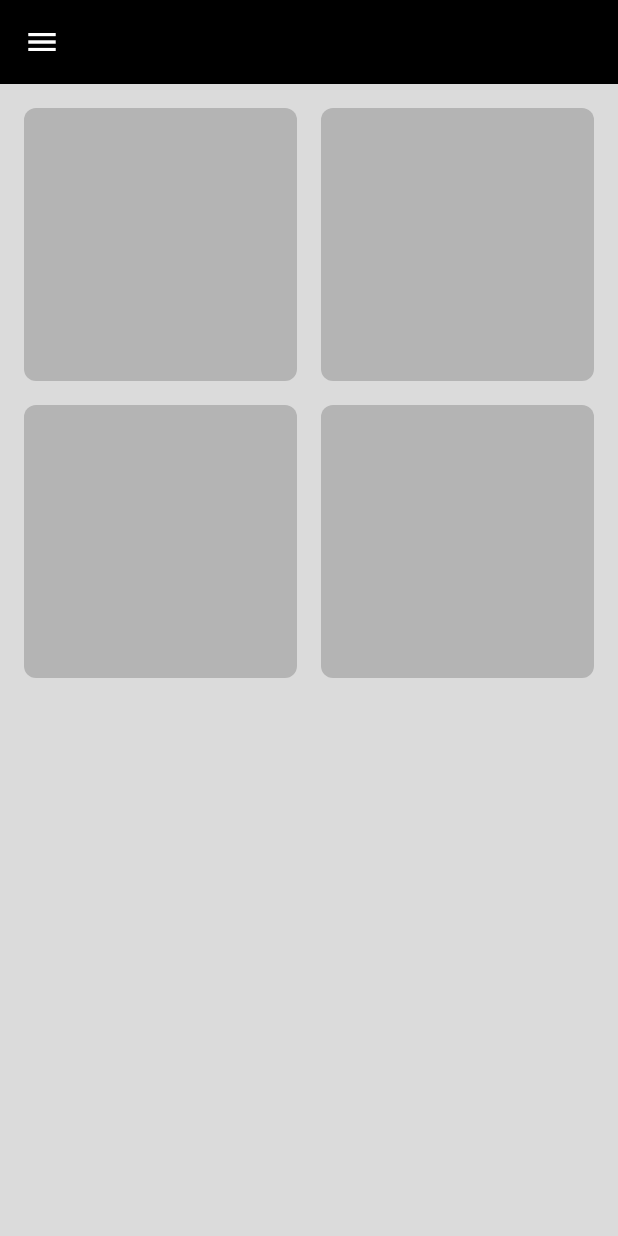
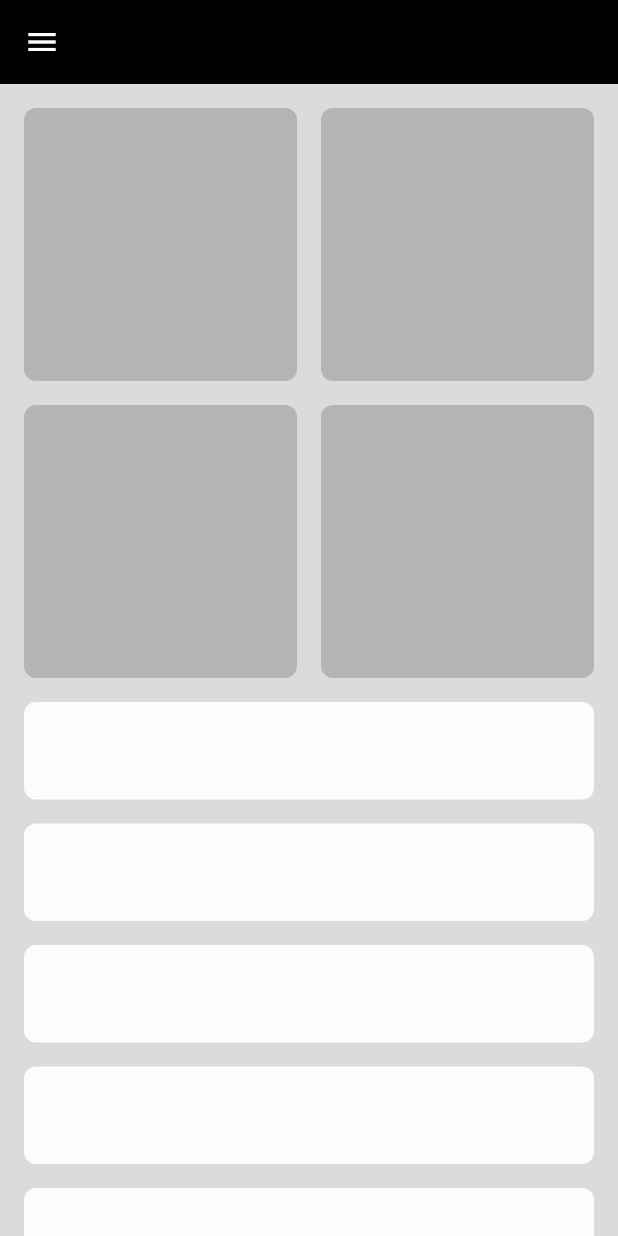
Before and after one commit to SalahYasser/adapter_app, a Flutter app: the screen it shows after launch, on a phone screen of 412 x 824 dp. Run offline on Flutter 3.47's test engine with Material 3 defaults, Android fonts, the phone set to English and light mode, and no system bars.

Commit message:
custom sliver list view

```diff
--- /dev/null
+++ b/lib/views/widgets/custom_item.dart
@@ -0,0 +1,14 @@
+import 'package:flutter/material.dart';
+
+class CustomItem extends StatelessWidget {
+  const CustomItem({super.key});
+
+  @override
+  Widget build(BuildContext context) {
+    return Container(
+      decoration: BoxDecoration(
+          borderRadius: BorderRadius.circular(8),
+          color: const Color(0xffB4B4B4)),
+    );
+  }
+}
--- /dev/null
+++ b/lib/views/widgets/custom_item_2.dart
@@ -0,0 +1,16 @@
+import 'package:flutter/material.dart';
+
+class CustomItem2 extends StatelessWidget {
+  const CustomItem2({super.key});
+
+  @override
+  Widget build(BuildContext context) {
+    return Container(
+      height: 65,
+      decoration: BoxDecoration(
+          borderRadius: BorderRadius.circular(8),
+          color: const Color(0xffFCFCFC)
+      ),
+    );
+  }
+}
--- a/lib/views/widgets/home_view_body.dart
+++ b/lib/views/widgets/home_view_body.dart
@@ -1,4 +1,5 @@
 import 'package:adapter_app/views/widgets/custom_sliver_grid.dart';
+import 'package:adapter_app/views/widgets/custom_sliver_list_view.dart';
 import 'package:flutter/material.dart';
 
 class HomeViewBody extends StatelessWidget {
@@ -14,6 +15,7 @@ class HomeViewBody extends StatelessWidget {
             child: SizedBox(height: 16),
           ),
           CustomSliverGrid(),
+          CustomSliverListView(),
         ],
       ),
     );
```
Also changed, not shown: lib/views/widgets/custom_sliver_grid.dart (+2 -6 lines), lib/views/widgets/custom_sliver_list_view.dart (added, +19 -0 lines).
